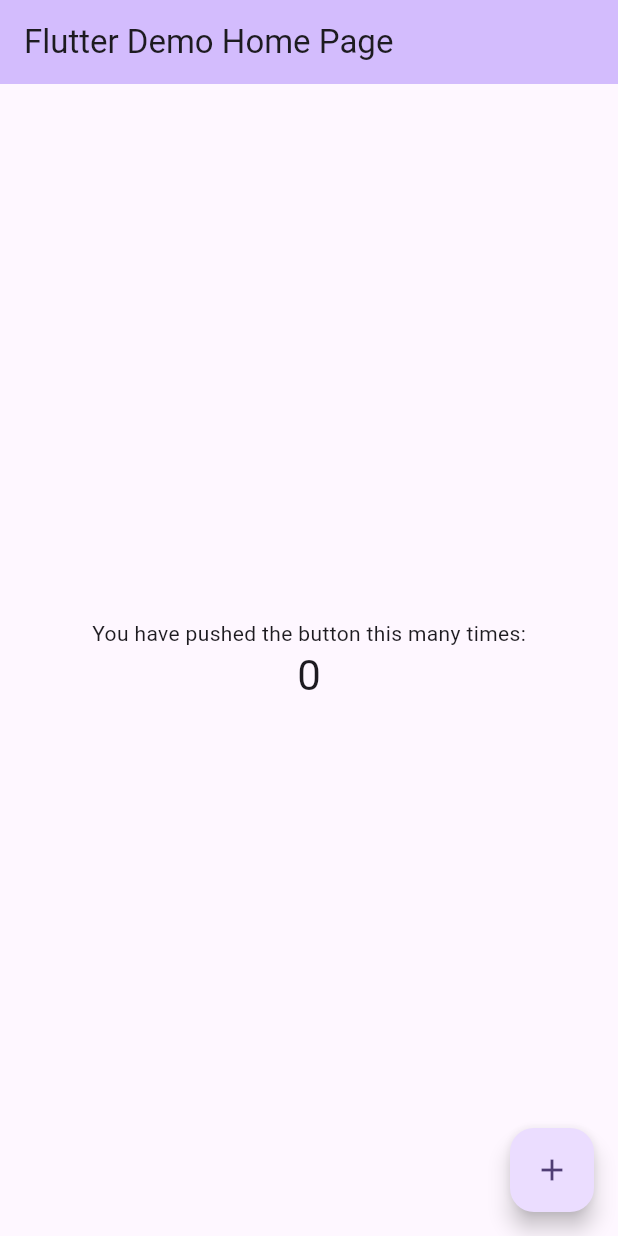
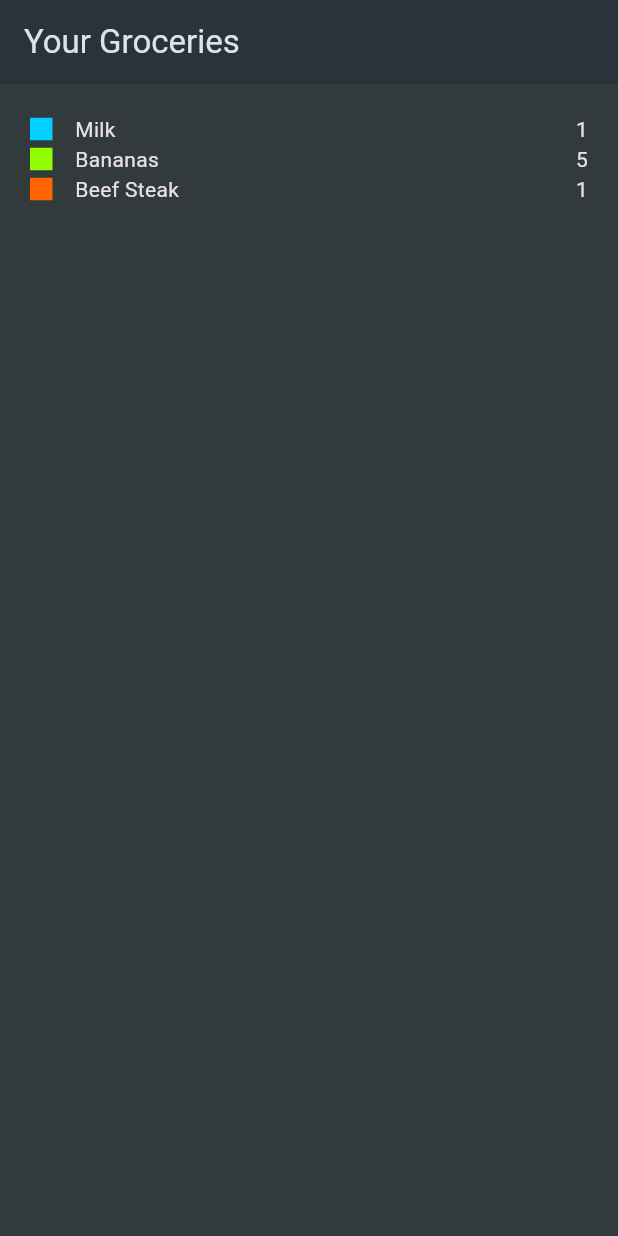
Before and after one commit to weitecklee/shopping_list_app, a Flutter app: the screen it shows after launch, on a phone screen of 412 x 824 dp. Run offline on Flutter 3.47's test engine with Material 3 defaults, Android fonts, the phone set to English and light mode, and no system bars.

Commit message:
initial setup

```diff
--- /dev/null
+++ b/lib/data/dummy_items.dart
@@ -0,0 +1,21 @@
+import 'package:shopping_list_app/models/category.dart';
+import 'package:shopping_list_app/models/grocery_item.dart';
+import 'package:shopping_list_app/data/categories.dart';
+
+final groceryItems = [
+  GroceryItem(
+      id: 'a',
+      name: 'Milk',
+      quantity: 1,
+      category: categories[Categories.dairy]!),
+  GroceryItem(
+      id: 'b',
+      name: 'Bananas',
+      quantity: 5,
+      category: categories[Categories.fruit]!),
+  GroceryItem(
+      id: 'c',
+      name: 'Beef Steak',
+      quantity: 1,
+      category: categories[Categories.meat]!),
+];
--- a/lib/main.dart
+++ b/lib/main.dart
@@ -1,4 +1,5 @@
 import 'package:flutter/material.dart';
+import 'package:shopping_list_app/screens/groceries_screen.dart';
 
 void main() {
   runApp(const MyApp());
@@ -11,115 +12,16 @@ class MyApp extends StatelessWidget {
   @override
   Widget build(BuildContext context) {
     return MaterialApp(
-      title: 'Flutter Demo',
-      theme: ThemeData(
-        // This is the theme of your application.
-        //
-        // TRY THIS: Try running your application with "flutter run". You'll see
-        // the application has a purple toolbar. Then, without quitting the app,
-        // try changing the seedColor in the colorScheme below to Colors.green
-        // and then invoke "hot reload" (save your changes or press the "hot
-        // reload" button in a Flutter-supported IDE, or press "r" if you used
-        // the command line to start the app).
-        //
-        // Notice that the counter didn't reset back to zero; the application
-        // state is not lost during the reload. To reset the state, use hot
-        // restart instead.
-        //
-        // This works for code too, not just values: Most code changes can be
-        // tested with just a hot reload.
-        colorScheme: ColorScheme.fromSeed(seedColor: Colors.deepPurple),
-        useMaterial3: true,
+      title: 'Flutter Groceries',
+      theme: ThemeData.dark().copyWith(
+        colorScheme: ColorScheme.fromSeed(
+          seedColor: const Color.fromARGB(255, 147, 229, 250),
+          brightness: Brightness.dark,
+          surface: const Color.fromARGB(255, 42, 51, 59),
+        ),
+        scaffoldBackgroundColor: const Color.fromARGB(255, 50, 58, 60),
       ),
-      home: const MyHomePage(title: 'Flutter Demo Home Page'),
+      home: const GroceriesScreen(),
     );
   }
 }
-
-class MyHomePage extends StatefulWidget {
-  const MyHomePage({super.key, required this.title});
-
-  // This widget is the home page of your application. It is stateful, meaning
-  // that it has a State object (defined below) that contains fields that affect
-  // how it looks.
-
-  // This class is the configuration for the state. It holds the values (in this
-  // case the title) provided by the parent (in this case the App widget) and
-  // used by the build method of the State. Fields in a Widget subclass are
-  // always marked "final".
-
-  final String title;
-
-  @override
-  State<MyHomePage> createState() => _MyHomePageState();
-}
-
-class _MyHomePageState extends State<MyHomePage> {
-  int _counter = 0;
-
-  void _incrementCounter() {
-    setState(() {
-      // This call to setState tells the Flutter framework that something has
-      // changed in this State, which causes it to rerun the build method below
-      // so that the display can reflect the updated values. If we changed
-      // _counter without calling setState(), then the build method would not be
-      // called again, and so nothing would appear to happen.
-      _counter++;
-    });
-  }
-
-  @override
-  Widget build(BuildContext context) {
-    // This method is rerun every time setState is called, for instance as done
-    // by the _incrementCounter method above.
-    //
-    // The Flutter framework has been optimized to make rerunning build methods
-    // fast, so that you can just rebuild anything that needs updating rather
-    // than having to individually change instances of widgets.
-    return Scaffold(
-      appBar: AppBar(
-        // TRY THIS: Try changing the color here to a specific color (to
-        // Colors.amber, perhaps?) and trigger a hot reload to see the AppBar
-        // change color while the other colors stay the same.
-        backgroundColor: Theme.of(context).colorScheme.inversePrimary,
-        // Here we take the value from the MyHomePage object that was created by
-        // the App.build method, and use it to set our appbar title.
-        title: Text(widget.title),
-      ),
-      body: Center(
-        // Center is a layout widget. It takes a single child and positions it
-        // in the middle of the parent.
-        child: Column(
-          // Column is also a layout widget. It takes a list of children and
-          // arranges them vertically. By default, it sizes itself to fit its
-          // children horizontally, and tries to be as tall as its parent.
-          //
-          // Column has various properties to control how it sizes itself and
-          // how it positions its children. Here we use mainAxisAlignment to
-          // center the children vertically; the main axis here is the vertical
-          // axis because Columns are vertical (the cross axis would be
-          // horizontal).
-          //
-          // TRY THIS: Invoke "debug painting" (choose the "Toggle Debug Paint"
-          // action in the IDE, or press "p" in the console), to see the
-          // wireframe for each widget.
-          mainAxisAlignment: MainAxisAlignment.center,
-          children: <Widget>[
-            const Text(
-              'You have pushed the button this many times:',
-            ),
-            Text(
-              '$_counter',
-              style: Theme.of(context).textTheme.headlineMedium,
-            ),
-          ],
-        ),
-      ),
-      floatingActionButton: FloatingActionButton(
-        onPressed: _incrementCounter,
-        tooltip: 'Increment',
-        child: const Icon(Icons.add),
-      ), // This trailing comma makes auto-formatting nicer for build methods.
-    );
-  }
-}
--- /dev/null
+++ b/lib/screens/groceries_screen.dart
@@ -0,0 +1,32 @@
+import 'package:flutter/material.dart';
+import 'package:shopping_list_app/data/dummy_items.dart';
+
+class GroceriesScreen extends StatelessWidget {
+  const GroceriesScreen({super.key});
+
+  @override
+  Widget build(BuildContext context) {
+    return Scaffold(
+      appBar: AppBar(
+        title: const Text('Your Groceries'),
+      ),
+      body: ListView.builder(
+        padding: const EdgeInsets.all(20),
+        itemCount: groceryItems.length,
+        itemBuilder: (ctx, i) => Row(
+          children: [
+            Container(
+              width: 15,
+              height: 15,
+              color: groceryItems[i].category.color,
+            ),
+            const SizedBox(width: 15),
+            Text(groceryItems[i].name),
+            const Spacer(),
+            Text(groceryItems[i].quantity.toString()),
+          ],
+        ),
+      ),
+    );
+  }
+}
```
Also changed, not shown: lib/data/categories.dart (added, +46 -0 lines), lib/models/category.dart (added, +24 -0 lines), lib/models/grocery_item.dart (added, +15 -0 lines), 1 other file.
